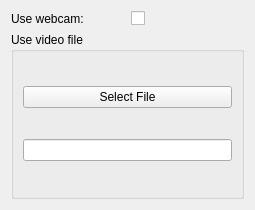
Above: readwrite/readwriteconfigwidget.ui from BartVolkaerts/OpenCL-Benchmark before the change. Below: the same form after it.
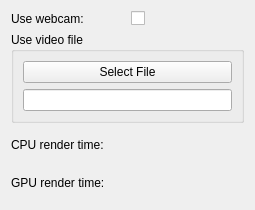
That is the form after the change.

Commit message: Locked widgets while running

The edit to the form file:
```diff
--- a/readwrite/readwriteconfigwidget.ui
+++ b/readwrite/readwriteconfigwidget.ui
@@ -13,7 +13,7 @@
   <property name="windowTitle">
    <string>Form</string>
   </property>
-  <layout class="QVBoxLayout" name="verticalLayout">
+  <layout class="QVBoxLayout" name="verticalLayout_3">
    <item>
     <layout class="QHBoxLayout" name="horizontalLayout">
      <item>
@@ -51,6 +51,46 @@
      </layout>
     </widget>
    </item>
+   <item>
+    <layout class="QVBoxLayout" name="verticalLayout">
+     <item>
+      <layout class="QHBoxLayout" name="horizontalLayout_2">
+       <item>
+        <widget class="QLabel" name="label_2">
+         <property name="text">
+          <string>CPU render time:</string>
+         </property>
+        </widget>
+       </item>
+       <item>
+        <widget class="QLabel" name="cpuTimelbl">
+         <property name="text">
+          <string/>
+         </property>
+        </widget>
+       </item>
+      </layout>
+     </item>
+     <item>
+      <layout class="QHBoxLayout" name="horizontalLayout_3">
+       <item>
+        <widget class="QLabel" name="label_3">
+         <property name="text">
+          <string>GPU render time:</string>
+         </property>
+        </widget>
+       </item>
+       <item>
+        <widget class="QLabel" name="gpuTimelbl">
+         <property name="text">
+          <string/>
+         </property>
+        </widget>
+       </item>
+      </layout>
+     </item>
+    </layout>
+   </item>
   </layout>
  </widget>
  <resources/>
```
The commit also changes 7 other files.
